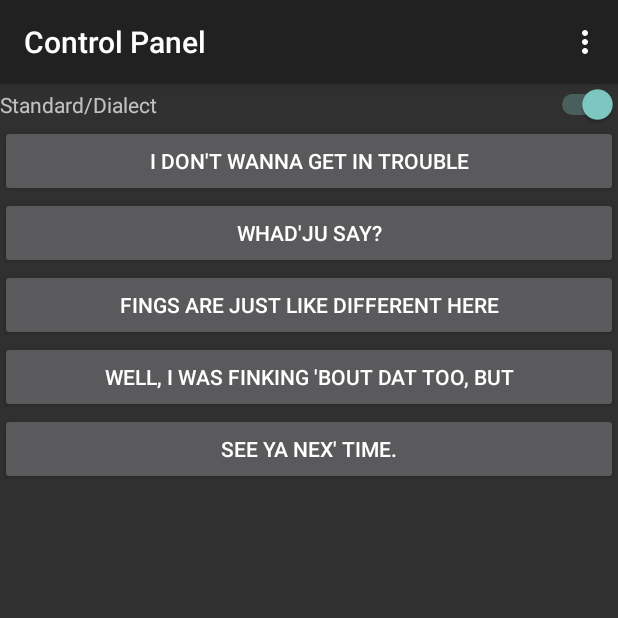
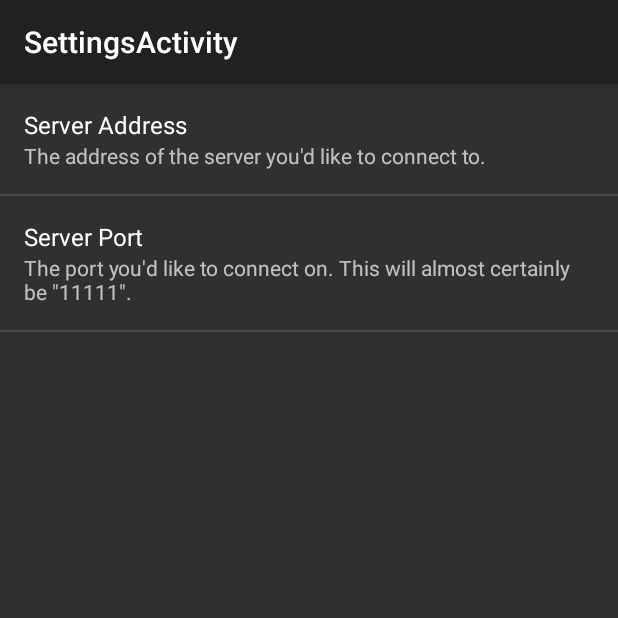
Before and after one commit to andrew-w-sherman/chicowoz, an Android app: the screen it shows after launch (Control_Panel before the commit, SettingsActivity after it), in the options menu, after a tap on "Settings", on a phone screen of 412 x 824 dp, the top half of it. Run offline under Robolectric (Android 15) with nearby library versions, the phone set to English and light mode, and no system bars.

```diff
--- a/Rtog/app/src/main/java/com/andrewsh/rtog/Control_Panel.java
+++ b/Rtog/app/src/main/java/com/andrewsh/rtog/Control_Panel.java
@@ -1,8 +1,10 @@
 package com.andrewsh.rtog;
 
 import android.app.Activity;
+import android.content.Intent;
 import android.content.res.AssetManager;
 import android.os.Bundle;
+import android.preference.PreferenceActivity;
 import android.view.Menu;
 import android.view.MenuItem;
 import android.view.View;
@@ -13,6 +15,7 @@ import java.io.File;
 import java.io.IOException;
 import java.io.InputStream;
 import java.util.ArrayList;
+import java.util.Arrays;
 import java.util.Random;
 
 public class Control_Panel extends Activity {
@@ -23,6 +26,9 @@ public class Control_Panel extends Activity {
     protected void onCreate(Bundle savedInstanceState) {
         super.onCreate(savedInstanceState);
         setContentView(R.layout.activity_control__panel);
+        client = new WoZClient();
+        // TODO: change this to a settings-based system
+        client.setIp("wall-e.hcii.cs.cmu.edu");
         readUtts();
         for (int page : INCLUDE_PAGES) {
             // put the utterances from the page into includedUtts
@@ -31,6 +37,74 @@ public class Control_Panel extends Activity {
         pickUtts();
         changeButtons(true);
     }
+
+
+    private void changeButtons(boolean toStd) {
+        buttons = new Button[5];
+        buttons[0] = (Button) findViewById(R.id.b1);
+        buttons[1] = (Button) findViewById(R.id.b2);
+        buttons[2] = (Button) findViewById(R.id.b3);
+        buttons[3] = (Button) findViewById(R.id.b4);
+        buttons[4] = (Button) findViewById(R.id.b5);
+        String utterance;
+        for (int i = 0; i < 5; i++) {
+            if (toStd) {
+                utterance = pickedUtts.get(i).stdText;
+            }
+            else {
+                utterance = pickedUtts.get(i).diaText;
+            }
+            buttons[i].setText(utterance.toCharArray(), 0, utterance.length());
+        }
+    }
+
+
+    @Override
+    public boolean onCreateOptionsMenu(Menu menu) {
+        // Inflate the menu; this adds items to the action bar if it is present.
+        getMenuInflater().inflate(R.menu.menu_control__panel, menu);
+        return true;
+    }
+
+    @Override
+    public boolean onOptionsItemSelected(MenuItem item) {
+        // Handle action bar item clicks here. The action bar will
+        // automatically handle clicks on the Home/Up button, so long
+        // as you specify a parent activity in AndroidManifest.xml.
+        int id = item.getItemId();
+
+        //noinspection SimplifiableIfStatement
+        if (id == R.id.action_settings) {
+            startActivity(new Intent(this, SettingsActivity.class));
+            return true;
+        }
+
+        return super.onOptionsItemSelected(item);
+    }
+
+    public void dialectToggleClick(View view) {
+        // is it standard?
+        boolean isStd = !((Switch) view).isChecked();
+
+        changeButtons(isStd);
+    }
+
+    public void buttonClick(View view) {
+        boolean isStd = !((Switch) findViewById(R.id.dialecttoggle)).isChecked();
+
+        // not sure if this will find it properly
+        int clickedButton = Arrays.asList(buttons).indexOf(view);
+        Utterance pickedUtt = pickedUtts.get(clickedButton);
+        String audioName = pickedUtt.commandName(isStd);
+
+        client.sendCommand(audioName);
+    }
+
+    private WoZClient client;
+    private Button[] buttons;
+    private String[][][] uttWorkbook;
+    private ArrayList<Utterance> includedUtts = new ArrayList<Utterance>();
+    private ArrayList<Utterance> pickedUtts = new ArrayList<Utterance>();
 
     private void pickUtts() {
         Random ran = new Random();
@@ -52,25 +126,6 @@ public class Control_Panel extends Activity {
             utts.add(new Utterance(legend, page[i]));
         }
         return utts;
-    }
-
-    private void changeButtons(boolean toStd) {
-        buttons = new Button[5];
-        buttons[0] = (Button) findViewById(R.id.b1);
-        buttons[1] = (Button) findViewById(R.id.b2);
-        buttons[2] = (Button) findViewById(R.id.b3);
-        buttons[3] = (Button) findViewById(R.id.b4);
-        buttons[4] = (Button) findViewById(R.id.b5);
-        String utterance;
-        for (int i = 0; i < 5; i++) {
-            if (toStd) {
-                utterance = pickedUtts.get(i).stdText;
-            }
-            else {
-                utterance = pickedUtts.get(i).diaText;
-            }
-            buttons[i].setText(utterance.toCharArray(), 0, utterance.length());
-        }
     }
 
     private void readUtts() {
@@ -103,40 +158,6 @@ public class Control_Panel extends Activity {
     }
 
 
-
-    @Override
-    public boolean onCreateOptionsMenu(Menu menu) {
-        // Inflate the menu; this adds items to the action bar if it is present.
-        getMenuInflater().inflate(R.menu.menu_control__panel, menu);
-        return true;
-    }
-
-    @Override
-    public boolean onOptionsItemSelected(MenuItem item) {
-        // Handle action bar item clicks here. The action bar will
-        // automatically handle clicks on the Home/Up button, so long
-        // as you specify a parent activity in AndroidManifest.xml.
-        int id = item.getItemId();
-
-        //noinspection SimplifiableIfStatement
-        if (id == R.id.action_settings) {
-            return true;
-        }
-
-        return super.onOptionsItemSelected(item);
-    }
-
-    public void dialectToggleClick(View view) {
-        // is it standard?
-        boolean isStd = !((Switch) view).isChecked();
-
-        changeButtons(isStd);
-    }
-
-    private Button[] buttons;
-    private String[][][] uttWorkbook;
-    private ArrayList<Utterance> includedUtts = new ArrayList<Utterance>();
-    private ArrayList<Utterance> pickedUtts = new ArrayList<Utterance>();
 
     /*
     // this is sort of a workaround, the utterance list starts in /assets
--- /dev/null
+++ b/Rtog/app/src/main/java/com/andrewsh/rtog/SettingsActivity.java
@@ -0,0 +1,18 @@
+package com.andrewsh.rtog;
+
+import android.app.Activity;
+import android.os.Bundle;
+
+
+public class SettingsActivity extends Activity {
+
+    @Override
+    protected void onCreate(Bundle savedInstanceState) {
+        super.onCreate(savedInstanceState);
+
+        getFragmentManager().beginTransaction()
+                .replace(android.R.id.content, new SettingsFragment())
+                .commit();
+    }
+
+}
--- /dev/null
+++ b/Rtog/app/src/main/java/com/andrewsh/rtog/SettingsFragment.java
@@ -0,0 +1,16 @@
+package com.andrewsh.rtog;
+
+import android.preference.PreferenceFragment;
+import android.os.Bundle;
+
+/**
+ * Created by Andrew on 7/22/15.
+ */
+public class SettingsFragment extends PreferenceFragment {
+    @Override
+    public void onCreate(Bundle savedInstanceState) {
+        super.onCreate(savedInstanceState);
+
+        addPreferencesFromResource(R.xml.preferences);
+    }
+}
--- a/Rtog/app/src/main/java/com/andrewsh/rtog/Utterance.java
+++ b/Rtog/app/src/main/java/com/andrewsh/rtog/Utterance.java
@@ -4,10 +4,11 @@
 
 package com.andrewsh.rtog;
 
-import java.util.Dictionary;
 import java.util.HashMap;
 
 public class Utterance {
+    private static final boolean LONG_COMMAND_NAMES = true;
+
     public HashMap<String, String> baseDict = new HashMap<>();
 
     public String diaText;
@@ -59,12 +60,17 @@ public class Utterance {
 
     }
 
-    public String stdAudioName() {
-        return rootName + "-s.wav";
+    public String commandName(boolean isStd) {
+        if(LONG_COMMAND_NAMES)
+            return getLongName(stdText, !isStd);
+        if(isStd)
+            return rootName + "-s";
+        return rootName + "-v";
     }
 
-    public String diaAudioName() {
-        return rootName + "-v.wav";
+    private static String getLongName(String text, boolean aae) {
+        return text.replaceAll("[^a-zA-Z ]", "").replace(' ', '_') +
+                (aae ? "_aae" : "");
     }
 
     /*
--- /dev/null
+++ b/Rtog/app/src/main/java/com/andrewsh/rtog/WoZClient.java
@@ -0,0 +1,62 @@
+package com.andrewsh.rtog;
+
+import android.os.AsyncTask;
+import android.util.Log;
+
+import java.io.OutputStreamWriter;
+import java.net.InetAddress;
+import java.net.InetSocketAddress;
+import java.net.Socket;
+import java.net.SocketAddress;
+import java.io.BufferedWriter;
+
+/**
+ * Created by Andrew on 7/22/15.
+ */
+public class WoZClient {
+    private static final boolean DEBUG = true;
+    private String ip;
+    private static final int DEFAULT_PORT = 11111;
+    private int port;
+
+    public WoZClient() {
+        ip = "";
+        port = DEFAULT_PORT;
+    }
+
+    public void setPort(int newPort){ port = newPort; }
+
+    public void setIp(String newIP) { ip = newIP; }
+
+    public void sendCommand(final String cmd) {
+        if(DEBUG) {
+            Log.d("Network", "Sent message: " + cmd);
+            return;
+        }
+        new AsyncTask<String, Void, Exception>() {
+            @Override protected Exception doInBackground(String... params) {
+                Exception result = null;
+                try {
+                    InetAddress serverAdd = InetAddress.getByName(ip);
+                    Log.d("Network", " Attempting to connect to " + serverAdd);
+                    SocketAddress endPoint = new InetSocketAddress(serverAdd, port);
+                    Socket socket = new Socket();
+                    socket.connect(endPoint, 5000);
+                    Log.d("Network", "Connected!");
+                    BufferedWriter bw = new BufferedWriter(
+                            new OutputStreamWriter(socket.getOutputStream()));
+                    bw.write(cmd + "<EOF>");
+                    bw.flush();
+                    socket.close();
+                } catch (Exception e) {
+                    Log.e("Network", "Error", e);
+                    result = e;
+                }
+                return result;
+            }
+            @Override protected void onPostExecute(Exception result) {
+                // TODO: show toast message for failure to connect
+            }
+        }.execute();
+    }
+}
--- a/Rtog/app/src/main/res/layout/activity_control__panel.xml
+++ b/Rtog/app/src/main/res/layout/activity_control__panel.xml
@@ -25,30 +25,35 @@
         android:id="@+id/b1"
         android:layout_width="match_parent"
         android:layout_height="wrap_content"
-        android:text="default"
+        android:text="@string/button_default"
+        android:onClick="buttonClick"
         />
     <Button
         android:id="@+id/b2"
         android:layout_width="match_parent"
         android:layout_height="wrap_content"
-        android:text="default"
+        android:text="@string/button_default"
+        android:onClick="buttonClick"
         />
     <Button
         android:id="@+id/b3"
         android:layout_width="match_parent"
         android:layout_height="wrap_content"
-        android:text="default"
+        android:text="@string/button_default"
+        android:onClick="buttonClick"
         />
     <Button
         android:id="@+id/b4"
         android:layout_width="match_parent"
         android:layout_height="wrap_content"
-        android:text="default"
+        android:text="@string/button_default"
+        android:onClick="buttonClick"
         />
     <Button
         android:id="@+id/b5"
         android:layout_width="match_parent"
         android:layout_height="wrap_content"
-        android:text="default"
+        android:text="@string/button_default"
+        android:onClick="buttonClick"
         />
 </LinearLayout>
--- a/Rtog/app/src/main/res/values/strings.xml
+++ b/Rtog/app/src/main/res/values/strings.xml
@@ -2,6 +2,15 @@
     <string name="app_name">Rtog</string>
     <string name="title_activity_control__panel">Control Panel</string>
     <string name="action_settings">Settings</string>
+    <string name="button_default">THIS BUTTON IS BLANK!</string>
 
     <string name="dialectprompt">Standard/Dialect</string>
+
+    <string name="pref_ip">Server Address</string>
+    <string name="pref_ip_summ">The address of the server you\'d like to connect to.</string>
+    <string name="pref_port">Server Port</string>
+    <string name="pref_port_summ">The port you\'d like to connect on. This will almost certainly be \"11111\".</string>
+    <string name="title_activity_settings">SettingsActivity</string>
+
+    <string name="hello_world">Hello world!</string>
 </resources>
--- /dev/null
+++ b/Rtog/app/src/main/res/xml/preferences.xml
@@ -0,0 +1,14 @@
+<?xml version="1.0" encoding="utf-8"?>
+<PreferenceScreen xmlns:android="http://schemas.android.com/apk/res/android">
+    <EditTextPreference
+        android:key="pref_ip"
+        android:title="@string/pref_ip"
+        android:summary="@string/pref_ip_summ"
+        android:defaultValue="wall-e.hcii.cs.cmu.edu" />
+    <EditTextPreference
+        android:inputType="number"
+        android:key="pref_port"
+        android:title="@string/pref_port"
+        android:summary="@string/pref_port_summ"
+        android:defaultValue="11111" />
+</PreferenceScreen>
```
Also changed, not shown: Rtog/app/src/main/AndroidManifest.xml (+9 -1 lines).
